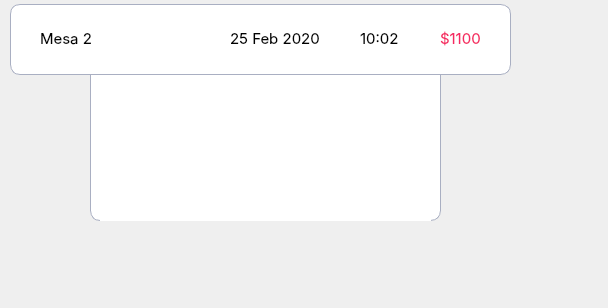
AngelGenis/Appetizer, file appetizer-core/components-cajero/tarjetacuenta.ui: the form before one commit.
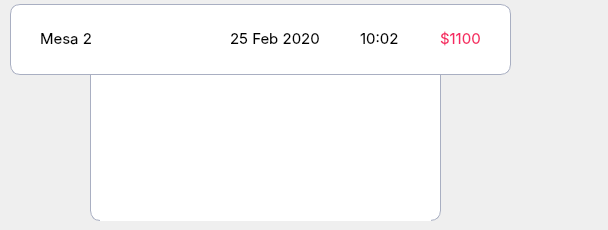
The form after the commit.

Commit message: arreglar historial cuentas

```diff
--- a/appetizer-core/components-cajero/tarjetacuenta.ui
+++ b/appetizer-core/components-cajero/tarjetacuenta.ui
@@ -7,19 +7,19 @@
     <x>0</x>
     <y>0</y>
     <width>608</width>
-    <height>308</height>
+    <height>230</height>
    </rect>
   </property>
   <property name="minimumSize">
    <size>
     <width>608</width>
-    <height>308</height>
+    <height>230</height>
    </size>
   </property>
   <property name="maximumSize">
    <size>
     <width>608</width>
-    <height>308</height>
+    <height>230</height>
    </size>
   </property>
   <property name="windowTitle">
```
The commit also changes 1 other file.
